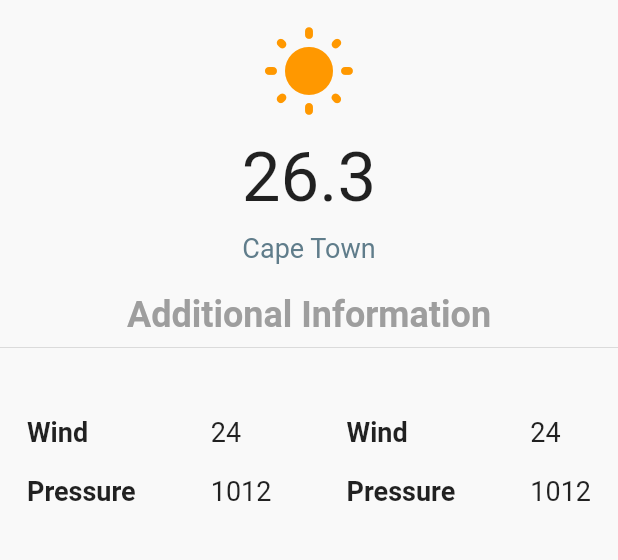
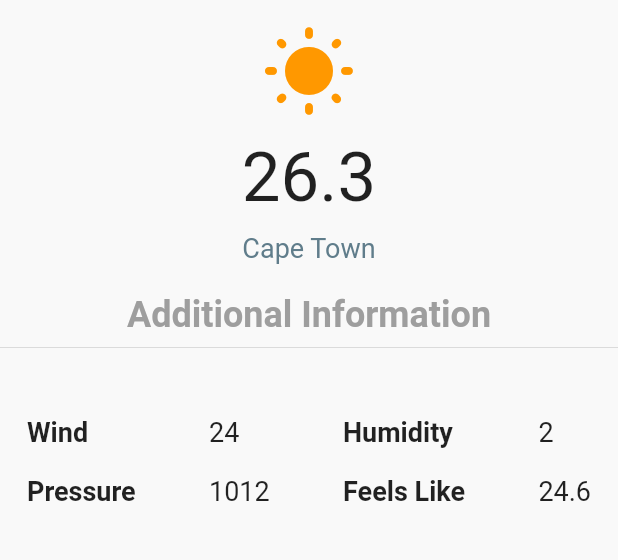
Before and after one commit to Caleb1418/weather-app-complete, a Flutter app: the screen it shows after launch, on a phone screen of 412 x 824 dp, the part 59-619 px from its top. Run offline on Flutter 3.47's test engine with Material 2 defaults, Android fonts, the phone set to English and light mode, and no system bars.

Commit message:
weather model built

```diff
--- /dev/null
+++ b/lib/models/weather_model.dart
@@ -0,0 +1,16 @@
+class Weather {
+  String? cityName;
+  double? temp;
+  double? wind;
+  int? humidity;
+  double? feels_like;
+  int? pressure;
+
+  Weather(
+      {this.cityName,
+      this.temp,
+      this.wind,
+      this.humidity,
+      this.feels_like,
+      this.pressure});
+}
--- a/lib/views/additional_information.dart
+++ b/lib/views/additional_information.dart
@@ -55,14 +55,14 @@ Widget additionalInformation(
               crossAxisAlignment: CrossAxisAlignment.start,
               children: [
                 Text(
-                  "Wind",
+                  "Humidity",
                   style: titleFont,
                 ),
                 SizedBox(
                   height: 18.0,
                 ),
                 Text(
-                  "Pressure",
+                  "Feels Like",
                   style: titleFont,
                 ),
               ],
@@ -72,14 +72,14 @@ Widget additionalInformation(
               crossAxisAlignment: CrossAxisAlignment.start,
               children: [
                 Text(
-                  "$wind",
+                  "$humidity",
                   style: infoFont,
                 ),
                 SizedBox(
                   height: 18.0,
                 ),
                 Text(
-                  "$pressure",
+                  "$feels_like",
                   style: infoFont,
                 )
               ],
```
